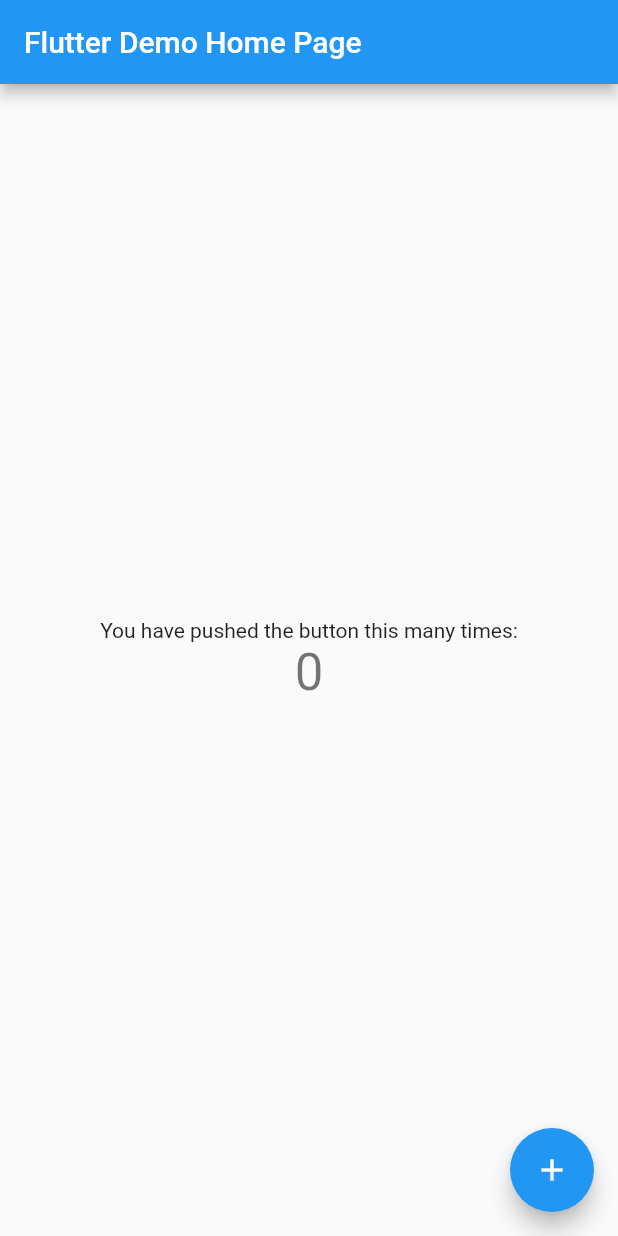
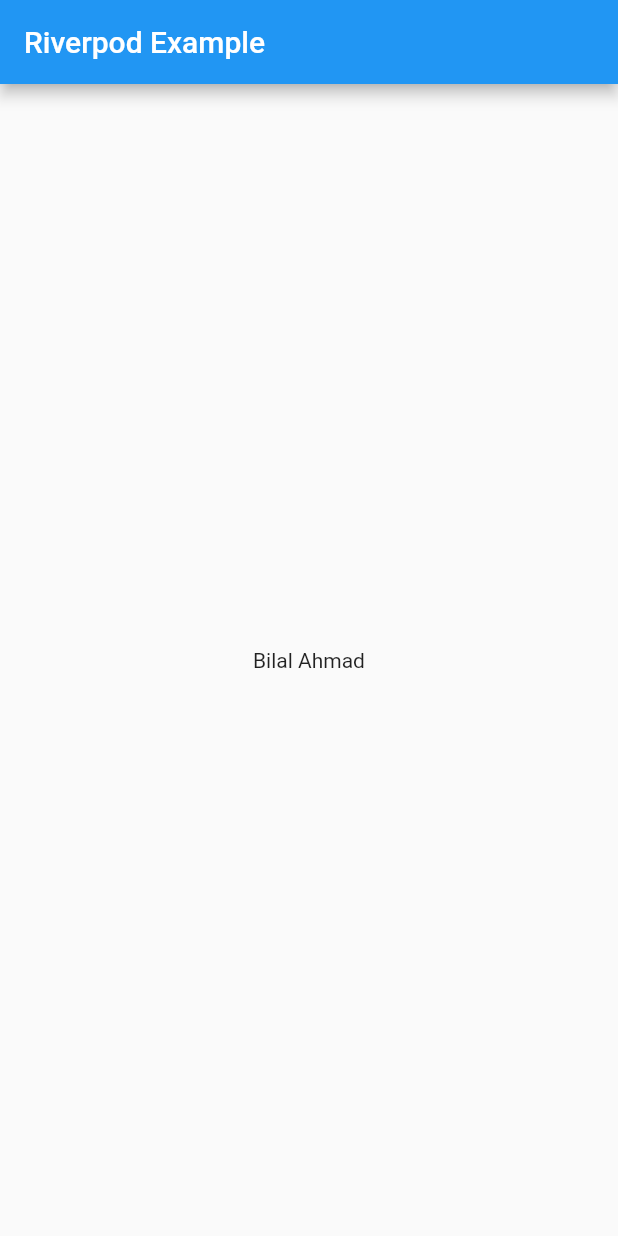
Before and after one commit to flutter99/riverpod_practice_project, a Flutter app: the screen it shows after launch, on a phone screen of 412 x 824 dp. Run offline on Flutter 3.47's test engine with Material 2 defaults, Android fonts, the phone set to English and light mode, and no system bars; our stand-ins replace flutter_riverpod.

Commit message:
read the value of created provider
In this we check that how can we use the value or read the value of the riverpod provider that we have created by nameProvider variable. We will usein this Consumer WIdget to read the created provider value.

```diff
--- a/riverpod_counter_app/lib/main.dart
+++ b/riverpod_counter_app/lib/main.dart
@@ -18,105 +18,29 @@ class MyApp extends StatelessWidget {
   @override
   Widget build(BuildContext context) {
     return MaterialApp(
-      title: 'Flutter Demo',
+      debugShowCheckedModeBanner: false,
+      title: 'Riverpod example',
       theme: ThemeData(
-        // This is the theme of your application.
-        //
-        // Try running your application with "flutter run". You'll see the
-        // application has a blue toolbar. Then, without quitting the app, try
-        // changing the primarySwatch below to Colors.green and then invoke
-        // "hot reload" (press "r" in the console where you ran "flutter run",
-        // or simply save your changes to "hot reload" in a Flutter IDE).
-        // Notice that the counter didn't reset back to zero; the application
-        // is not restarted.
         primarySwatch: Colors.blue,
       ),
-      home: const MyHomePage(title: 'Flutter Demo Home Page'),
+      home: const MyHomePage(),
     );
   }
 }
 
-class MyHomePage extends StatefulWidget {
-  const MyHomePage({super.key, required this.title});
-
-  // This widget is the home page of your application. It is stateful, meaning
-  // that it has a State object (defined below) that contains fields that affect
-  // how it looks.
-
-  // This class is the configuration for the state. It holds the values (in this
-  // case the title) provided by the parent (in this case the App widget) and
-  // used by the build method of the State. Fields in a Widget subclass are
-  // always marked "final".
-
-  final String title;
+class MyHomePage extends ConsumerWidget {
+  const MyHomePage({super.key});
 
   @override
-  State<MyHomePage> createState() => _MyHomePageState();
-}
-
-class _MyHomePageState extends State<MyHomePage> {
-  int _counter = 0;
-
-  void _incrementCounter() {
-    setState(() {
-      // This call to setState tells the Flutter framework that something has
-      // changed in this State, which causes it to rerun the build method below
-      // so that the display can reflect the updated values. If we changed
-      // _counter without calling setState(), then the build method would not be
-      // called again, and so nothing would appear to happen.
-      _counter++;
-    });
-  }
-
-  @override
-  Widget build(BuildContext context) {
-    // This method is rerun every time setState is called, for instance as done
-    // by the _incrementCounter method above.
-    //
-    // The Flutter framework has been optimized to make rerunning build methods
-    // fast, so that you can just rebuild anything that needs updating rather
-    // than having to individually change instances of widgets.
+  Widget build(BuildContext context, WidgetRef ref) {
+    final name = ref.watch(nameProvider);
     return Scaffold(
       appBar: AppBar(
-        // Here we take the value from the MyHomePage object that was created by
-        // the App.build method, and use it to set our appbar title.
-        title: Text(widget.title),
+        title: const Text('Riverpod Example'),
       ),
       body: Center(
-        // Center is a layout widget. It takes a single child and positions it
-        // in the middle of the parent.
-        child: Column(
-          // Column is also a layout widget. It takes a list of children and
-          // arranges them vertically. By default, it sizes itself to fit its
-          // children horizontally, and tries to be as tall as its parent.
-          //
-          // Invoke "debug painting" (press "p" in the console, choose the
-          // "Toggle Debug Paint" action from the Flutter Inspector in Android
-          // Studio, or the "Toggle Debug Paint" command in Visual Studio Code)
-          // to see the wireframe for each widget.
-          //
-          // Column has various properties to control how it sizes itself and
-          // how it positions its children. Here we use mainAxisAlignment to
-          // center the children vertically; the main axis here is the vertical
-          // axis because Columns are vertical (the cross axis would be
-          // horizontal).
-          mainAxisAlignment: MainAxisAlignment.center,
-          children: <Widget>[
-            const Text(
-              'You have pushed the button this many times:',
-            ),
-            Text(
-              '$_counter',
-              style: Theme.of(context).textTheme.headlineMedium,
-            ),
-          ],
-        ),
+        child: Text(name),
       ),
-      floatingActionButton: FloatingActionButton(
-        onPressed: _incrementCounter,
-        tooltip: 'Increment',
-        child: const Icon(Icons.add),
-      ), // This trailing comma makes auto-formatting nicer for build methods.
     );
   }
 }
```
